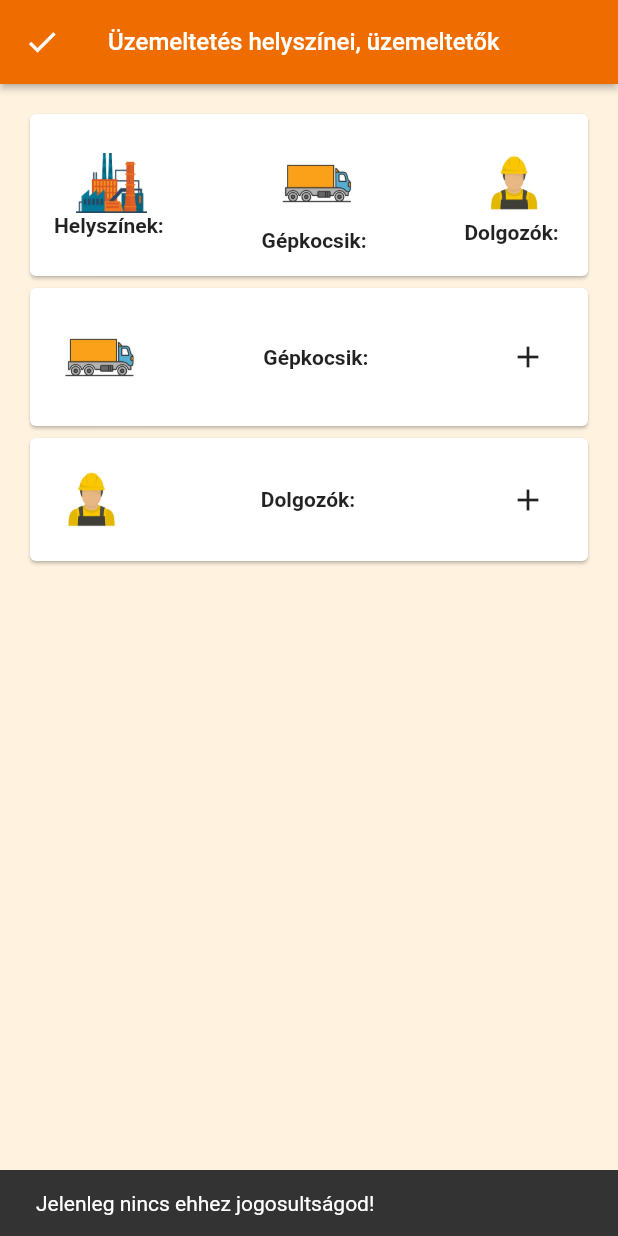
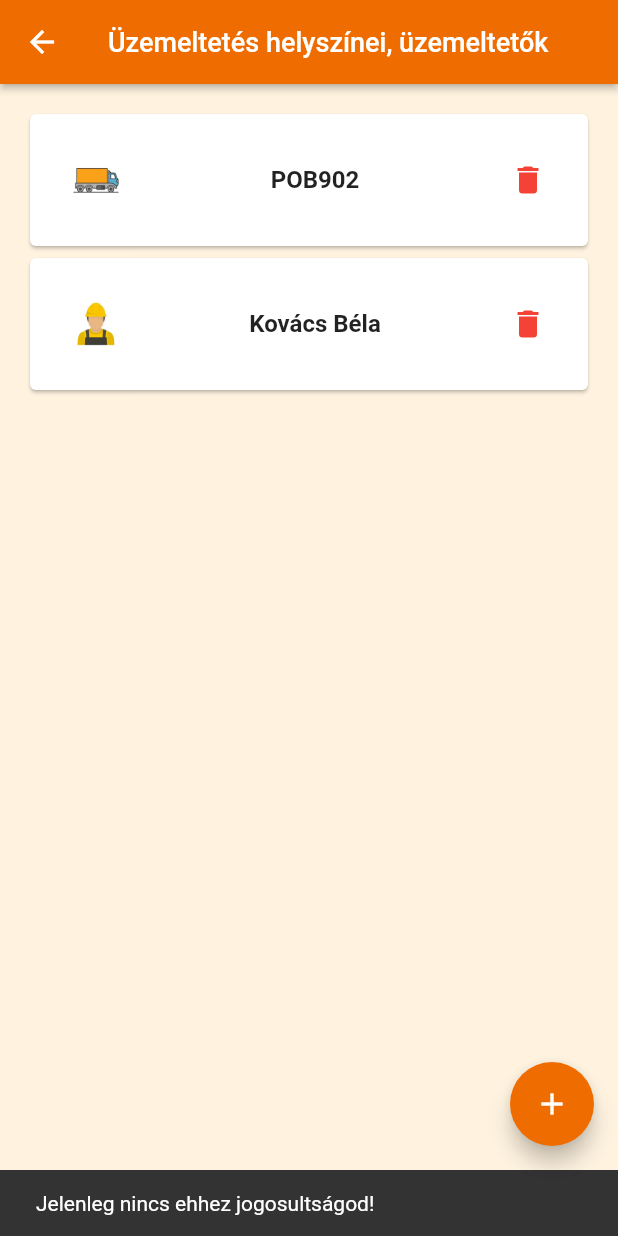
Before and after one commit to cohun/etar-q, a Flutter app: the SitesPersonPage screen opened directly, on a phone screen of 412 x 824 dp. Run offline on Flutter 3.47's test engine with Material 2 defaults, Android fonts, the phone set to English and light mode, and no system bars; our stand-ins replace cloud_firestore, dropdown_button2, equatable, firebase_auth, firebase_core, firebase_ui_firestore and 3 more; missing offline and left inert: firebase_ui_auth, firebase_ui_localizations; accounts and stored records are empty.

Commit message:
change sites_person

```diff
--- /dev/null
+++ b/lib/src/data/models/sites_persons_model.dart
@@ -0,0 +1,26 @@
+import 'package:equatable/equatable.dart';
+
+/// Model class for documents in the jobs collection
+class SitesPersonsModel extends Equatable {
+  const SitesPersonsModel({
+    required this.what,
+    required this.name,
+  });
+  final num what;
+  final String name;
+
+  factory SitesPersonsModel.fromMap(Map<String, dynamic> map) {
+    return SitesPersonsModel(
+      what: map['what'] ?? 0,
+      name: map['name'] ?? '',
+    );
+  }
+
+  Map<String, dynamic> toMap() => {
+        'what': what,
+        'name': name,
+      };
+
+  @override
+  List<Object?> get props => [what, name];
+}
--- a/lib/src/screens/sites_persons_page.dart
+++ b/lib/src/screens/sites_persons_page.dart
@@ -8,13 +8,10 @@ class SitesPersonPage extends StatelessWidget {
     return Scaffold(
       backgroundColor: Colors.orange[50],
       appBar: AppBar(
-        leading: IconButton(
-          icon: const Icon(Icons.check),
-          onPressed: () => Navigator.pop(context),
-        ),
+        centerTitle: true,
         title: const Text(
           'Üzemeltetés helyszínei, üzemeltetők',
-          style: TextStyle(fontSize: 16),
+          style: TextStyle(fontSize: 18),
         ),
         elevation: 2.0,
         backgroundColor: Colors.orange[800],
@@ -31,41 +28,23 @@ class SitesPersonPage extends StatelessWidget {
                   child: Row(
                     mainAxisAlignment: MainAxisAlignment.spaceBetween,
                     children: [
-                      Column(
-                        children: [
-                          Image.asset(
-                            'assets/images/factory1.jpg',
+                      IconButton(
+                        iconSize: 40,
+                        onPressed: () {},
+                        icon: Image.asset(
+                          'assets/images/truck1.jpg',
                           height: 40,
                         ),
-                          const Text(
-                            'Helyszínek: ',
-                            style: TextStyle(fontWeight: FontWeight.bold),
-                          ),
-                        ],
-                      ),
-                      Column(
-                        children: [
-                          Image.asset(
-                            'assets/images/truck1.jpg',
-                            height: 60,
                       ),
                       const Text(
-                            'Gépkocsik: ',
-                            style: TextStyle(fontWeight: FontWeight.bold),
+                        'POB902',
+                        style: TextStyle(
+                            fontWeight: FontWeight.bold, fontSize: 16),
                       ),
-                        ],
-                      ),
-                      Column(
-                        children: [
-                          Image.asset(
-                            'assets/images/worker1.jpg',
-                            height: 50,
-                          ),
-                          const Text(
-                            'Dolgozók: ',
-                            style: TextStyle(fontWeight: FontWeight.bold),
-                          ),
-                        ],
+                      IconButton(
+                        icon: const Icon(Icons.delete),
+                        onPressed: () {},
+                        color: Colors.red,
                       ),
                     ],
                   ),
@@ -77,38 +56,24 @@ class SitesPersonPage extends StatelessWidget {
                   child: Row(
                     mainAxisAlignment: MainAxisAlignment.spaceBetween,
                     children: [
-                      Image.asset(
-                        'assets/images/truck1.jpg',
-                        height: 60,
-                      ),
-                      const Text(
-                        'Gépkocsik: ',
-                        style: TextStyle(fontWeight: FontWeight.bold),
-                      ),
                       IconButton(
-                        icon: const Icon(Icons.add),
                         onPressed: () {},
-                      ),
-                    ],
-                  ),
-                ),
-              ),
-              Card(
-                child: Padding(
-                  padding: const EdgeInsets.all(16.0),
-                  child: Row(
-                    mainAxisAlignment: MainAxisAlignment.spaceBetween,
-                    children: [
-                      Image.asset(
+                        iconSize: 40,
+                        icon: Image.asset(
                           'assets/images/worker1.jpg',
                           height: 50,
                         ),
+                      ),
                       const Text(
-                        'Dolgozók: ',
-                        style: TextStyle(fontWeight: FontWeight.bold),
+                        'Kovács Béla',
+                        style: TextStyle(
+                            fontWeight: FontWeight.bold, fontSize: 16),
                       ),
                       IconButton(
-                        icon: const Icon(Icons.add),
+                        icon: const Icon(
+                          Icons.delete,
+                          color: Colors.red,
+                        ),
                         onPressed: () {},
                       ),
                     ],
@@ -119,6 +84,12 @@ class SitesPersonPage extends StatelessWidget {
           ),
         ),
       ),
+      floatingActionButton: FloatingActionButton(
+        onPressed: () {},
+        backgroundColor: Colors.orange.shade800,
+        tooltip: 'Új üzemeltető',
+        child: const Icon(Icons.add),
+      ),
     );
   }
 }
--- a/lib/src/screens/users_list_view.dart
+++ b/lib/src/screens/users_list_view.dart
@@ -1,5 +1,4 @@
 import 'package:cloud_firestore/cloud_firestore.dart';
-import 'package:etar_q/src/data/counter.dart';
 import 'package:etar_q/src/data/firestore_repository.dart';
 import 'package:etar_q/src/data/users.dart';
 import 'package:etar_q/src/routing/app_router.dart';
```
Also changed, not shown: 1 other file. Lines whose indentation alone changed are shown as unchanged.
